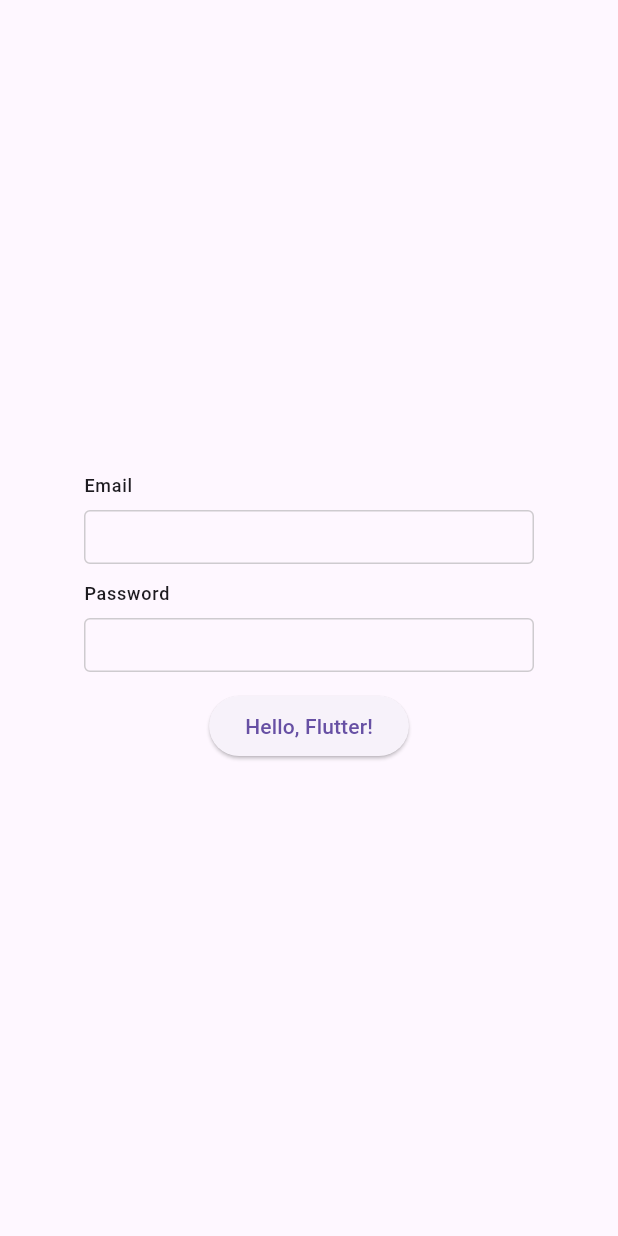
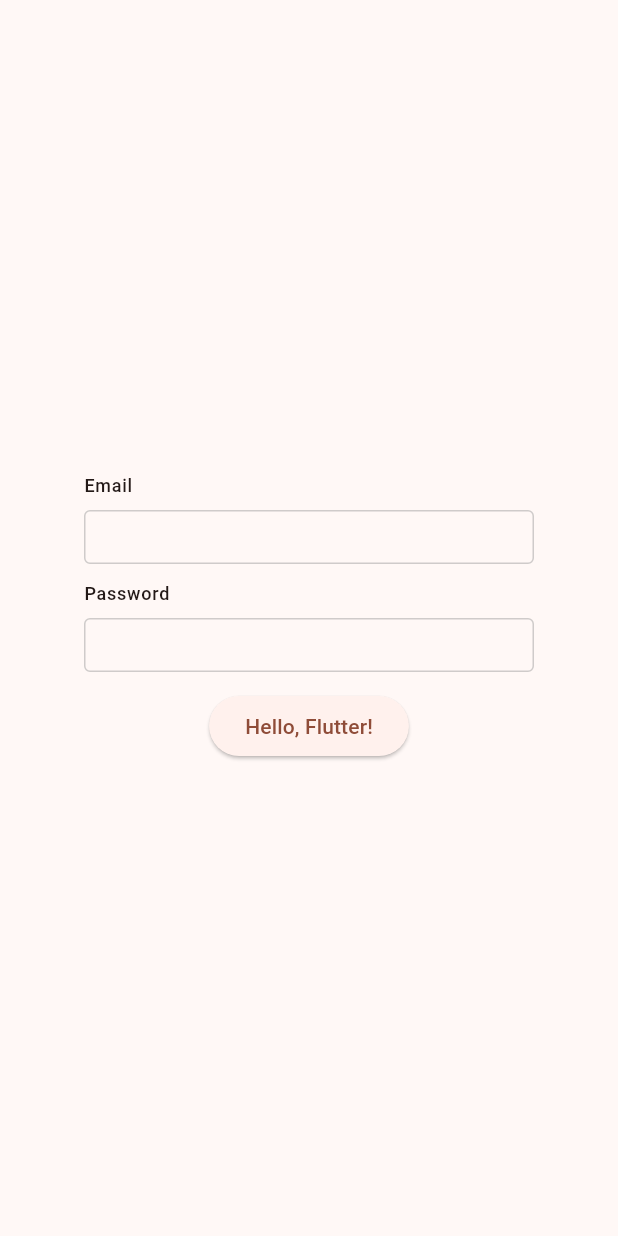
Before and after one commit to choiexe1/riverpod_mvvm, a Flutter app: the screen it shows after launch, on a phone screen of 412 x 824 dp. Run offline on Flutter 3.47's test engine with Material 3 defaults, Android fonts, the phone set to English and light mode, and no system bars; our stand-ins replace auto_route, flutter_riverpod, freezed_annotation, riverpod_annotation; generated files the repository leaves out were written again.

Commit message:
theme 적용

```diff
--- a/lib/app.dart
+++ b/lib/app.dart
@@ -1,4 +1,5 @@
 import 'package:flutter/material.dart';
+import 'package:riverpod_mvvm/app_theme.dart';
 import 'package:riverpod_mvvm/core/router/app_router.dart';
 
 class App extends StatelessWidget {
@@ -7,7 +8,13 @@ class App extends StatelessWidget {
   @override
   Widget build(BuildContext context) {
     final AppRouter appRouter = AppRouter();
+    final AppTheme appTheme = AppTheme();
 
-    return MaterialApp.router(title: '연습용', routerConfig: appRouter.config());
+    return MaterialApp.router(
+      debugShowCheckedModeBanner: false,
+      title: '연습용',
+      routerConfig: appRouter.config(),
+      theme: appTheme.lightTheme,
+    );
   }
 }
```
